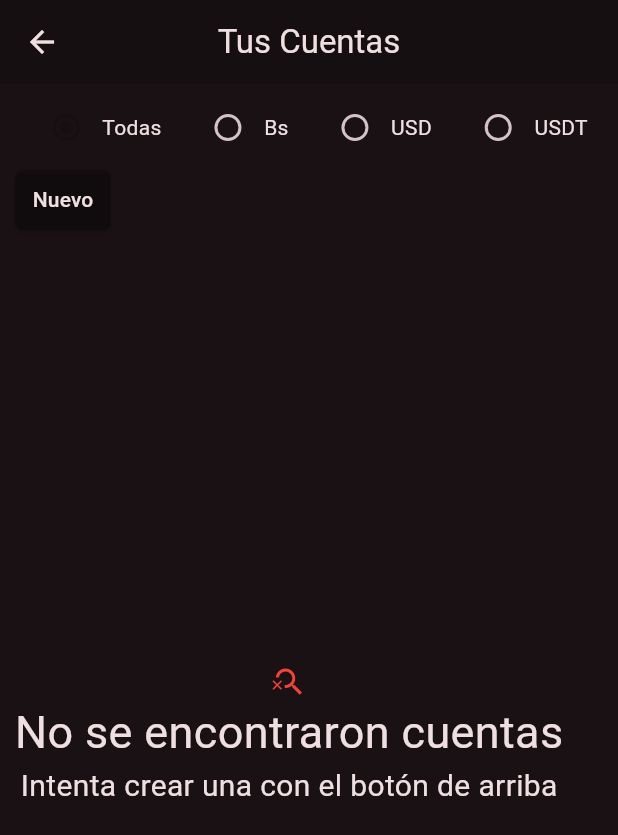
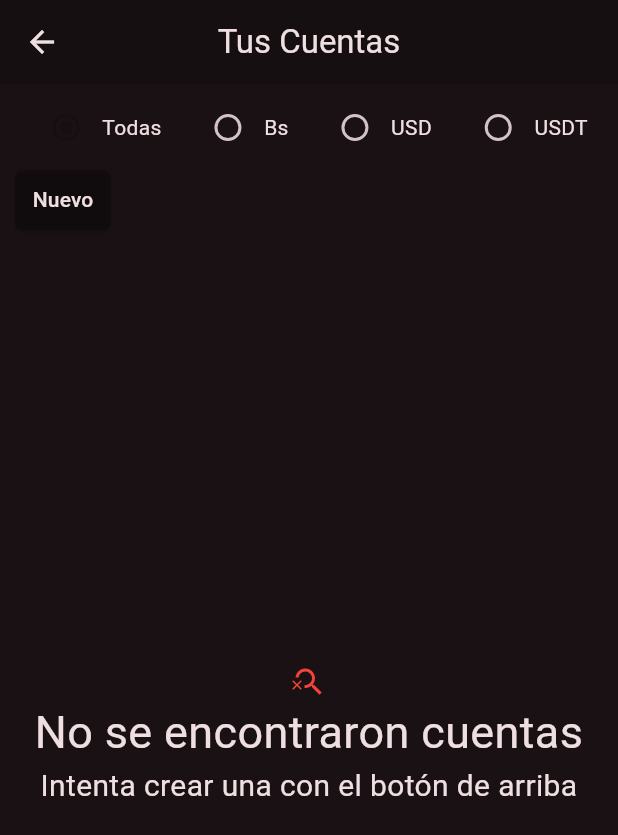
Before and after one commit to Eeshe/fundy, a Flutter app: the AccountListPage screen opened directly, on a phone screen of 412 x 824 dp. Shown: the top 835 px of the screen. Run offline on Flutter 3.47's test engine with Material 3 defaults, Android fonts, the phone set to English and light mode, and no system bars; our stand-ins replace flutter_colorpicker, flutter_expandable_fab, hive, local_auth, month_picker_dialog, percent_indicator and 1 more; missing offline and left inert: coingecko_api; accounts and stored records are empty; generated files the repository leaves out were written again; network calls fail.

Commit message:
fix: Fixed incorrent use of ParentWidget on AccountListPage fixes: #34

```diff
--- a/lib/ui/pages/account_list_page.dart
+++ b/lib/ui/pages/account_list_page.dart
@@ -150,15 +150,13 @@ class AccountListPageState extends State<AccountListPage> {
           resizeToAvoidBottomInset: true,
           body: Padding(
             padding: const EdgeInsets.only(left: 10, top: 5, right: 10),
-            child: Expanded(
-              child: Column(
-                crossAxisAlignment: CrossAxisAlignment.start,
-                children: [
+            child: Column(
+              crossAxisAlignment: CrossAxisAlignment.start,
+              children: [
                   _createCurrencyRadios(),
                   _createNewAccountButtonWidget(),
-                  Expanded(child: listWidget),
-                ],
-              ),
+                Expanded(child: Center(child: listWidget)),
+              ],
             ),
           ),
         );
```
